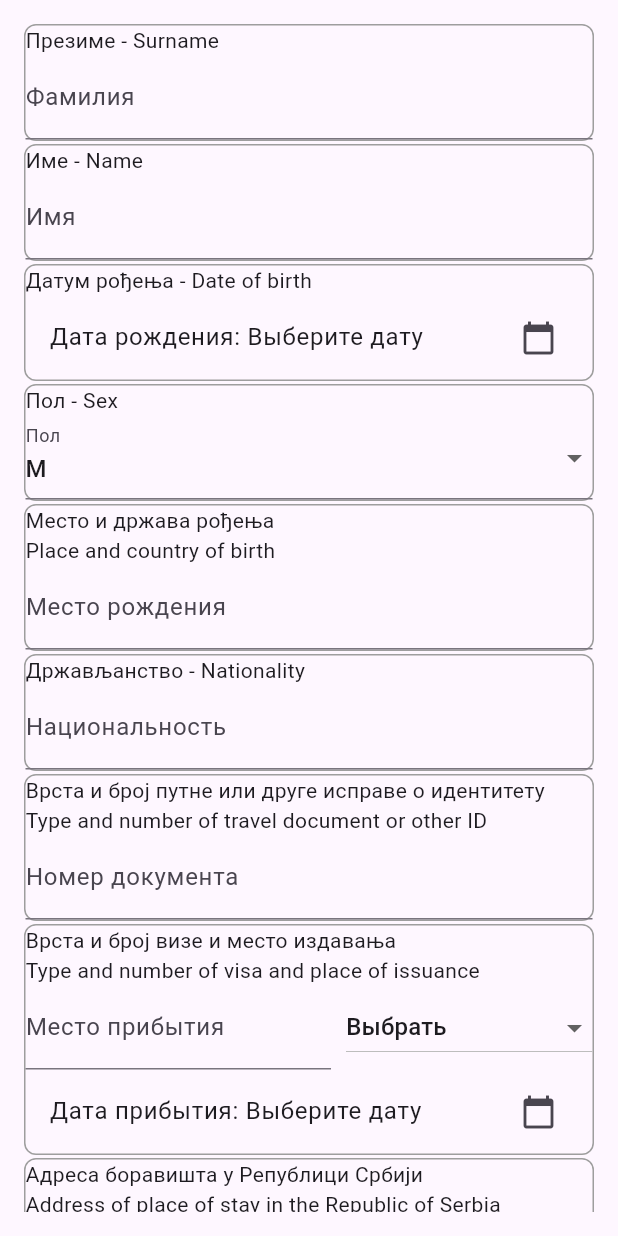
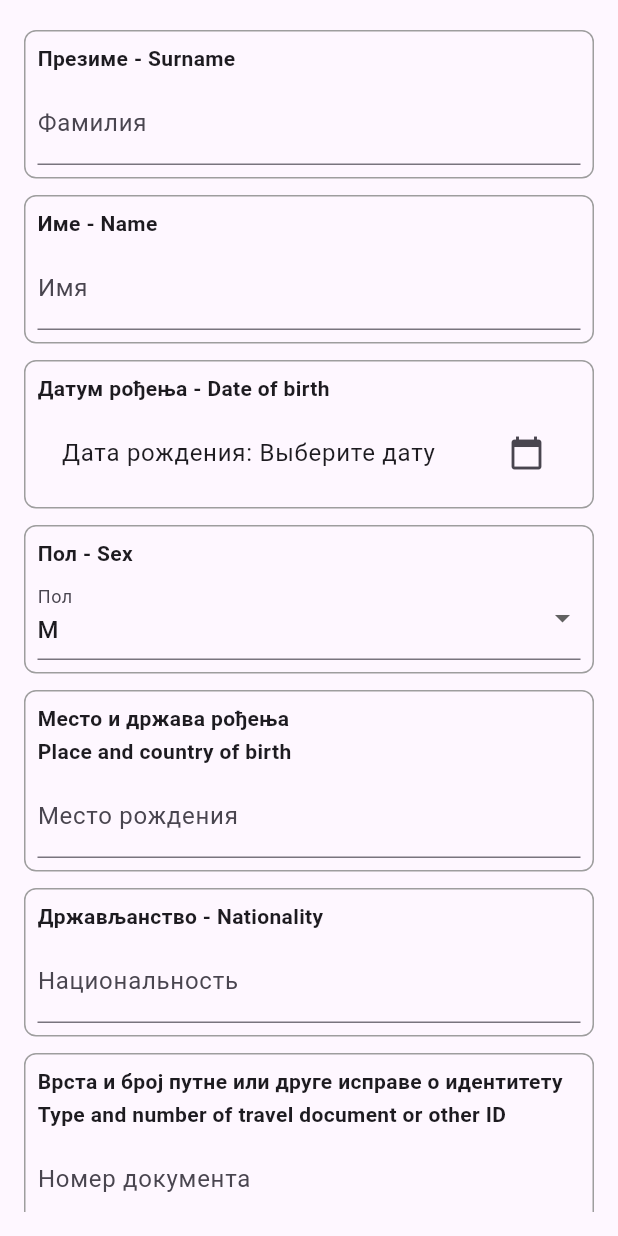
Before and after one commit to ialakey/srbguide, a Flutter app: the InformationForm screen opened directly, on a phone screen of 412 x 824 dp. Run offline on Flutter 3.47's test engine with Material 3 defaults, Android fonts, the phone set to English and light mode, and no system bars; our stand-ins replace another_flushbar, open_file, share, shared_preferences, webview_flutter; missing offline and left inert: add_2_calendar, docx_template; accounts and stored records are empty.

Commit message:
add style for white cardboard

```diff
--- a/lib/screens/calculator.dart
+++ b/lib/screens/calculator.dart
@@ -134,14 +134,25 @@ class _VisaFreeCalculatorState extends State<VisaFreeCalculator> {
             ListTile(
               title: Text(
                 'Выберите день въезда в Сербию:',
+                style: TextStyle(
+                  fontSize: 18.0,
+                  fontWeight: FontWeight.bold,
+                ),
               ),
               trailing: Icon(Icons.calendar_today),
               onTap: () async {
                 _selectEntryDate(context);
               },
             ),
-            Text('Осталось дней: $remainingDays\n'
-                'Вы должны покинуть Сербию до: ${exitDate != null ? exitDate!.toString().split(' ')[0] : 'Выберите дату'}'),
+            SizedBox(height: 10),
+            Text(
+              'Осталось дней: $remainingDays\n'
+                  'Вы должны покинуть Сербию до: ${exitDate != null ? exitDate!.toString().split(' ')[0] : 'Выберите дату'}',
+              style: TextStyle(
+                fontSize: 16.0,
+                fontWeight: FontWeight.w500,
+              ),
+            ),
           ],
         ),
       ),
--- a/lib/screens/white_cardboard.dart
+++ b/lib/screens/white_cardboard.dart
@@ -179,19 +179,9 @@ class _InformationFormState extends State<InformationForm> {
           key: _formKey,
           child: ListView(
             children: [
-              Container(
-                decoration: BoxDecoration(
-                  border: Border.all(
-                    color: Colors.grey,
-                    width: 1.0,
-                  ),
-                  borderRadius: BorderRadius.circular(8.0),
-                ),
-                child: Column(
-                crossAxisAlignment: CrossAxisAlignment.start,
-                children: [
-                  Text('Презиме - Surname'),
-                  TextFormField(
+              _buildTextFormFieldContainer(
+                labelText: 'Презиме - Surname',
+                child: TextFormField(
                   controller: _surnameController,
                   decoration: InputDecoration(labelText: 'Фамилия'),
                   validator: (value) {
@@ -201,23 +191,11 @@ class _InformationFormState extends State<InformationForm> {
                     return null;
                   },
                 ),
-                  ]
               ),
-              ),
-              SizedBox(height: 2),
-              Container(
-                decoration: BoxDecoration(
-                  border: Border.all(
-                    color: Colors.grey,
-                    width: 1.0,
-                  ),
-                  borderRadius: BorderRadius.circular(8.0),
-                ),
-                child: Column(
-                    crossAxisAlignment: CrossAxisAlignment.start,
-                    children: [
-                      Text('Име - Name'),
-                      TextFormField(
+              SizedBox(height: 3),
+              _buildTextFormFieldContainer(
+                labelText: 'Име - Name',
+                child: TextFormField(
                   controller: _nameController,
                   decoration: InputDecoration(labelText: 'Имя'),
                   validator: (value) {
@@ -227,22 +205,11 @@ class _InformationFormState extends State<InformationForm> {
                     return null;
                   },
                 ),
-                    ]
               ),
-              ),
-              SizedBox(height: 2),
-              Container(
-                decoration: BoxDecoration(
-                  border: Border.all(
-                    color: Colors.grey,
-                    width: 1.0,
-                  ),
-                  borderRadius: BorderRadius.circular(8.0),
-                ),
-                child: Column(
-                    crossAxisAlignment: CrossAxisAlignment.start,
-                    children: [
-                      Text('Датум рођења - Date of birth'),
+              SizedBox(height: 3),
+              _buildTextFormFieldContainer(
+                labelText: 'Датум рођења - Date of birth',
+                child:
                 ListTile(
                   title: Text(
                     'Дата рождения: ${_dateOfBirth != null ? _dateOfBirth!.toString().split(' ')[0] : 'Выберите дату'}',
@@ -262,22 +229,11 @@ class _InformationFormState extends State<InformationForm> {
                     }
                   },
                 ),
-                    ]
               ),
-              ),
-              SizedBox(height: 2),
-              Container(
-                decoration: BoxDecoration(
-                  border: Border.all(
-                    color: Colors.grey,
-                    width: 1.0,
-                  ),
-                  borderRadius: BorderRadius.circular(8.0),
-                ),
-                child: Column(
-                    crossAxisAlignment: CrossAxisAlignment.start,
-                    children: [
-                      Text('Пол - Sex'),
+              SizedBox(height: 3),
+              _buildTextFormFieldContainer(
+                labelText: 'Пол - Sex',
+                child:
                   DropdownButtonFormField<String>(
                     value: _gender,
                     items: _genderOptions.map((String value) {
@@ -295,88 +251,46 @@ class _InformationFormState extends State<InformationForm> {
                     },
                     decoration: InputDecoration(labelText: 'Пол'),
                   ),
-                    ]
               ),
-              ),
-              SizedBox(height: 2),
-              Container(
-                decoration: BoxDecoration(
-                  border: Border.all(
-                    color: Colors.grey,
-                    width: 1.0,
-                  ),
-                  borderRadius: BorderRadius.circular(8.0),
-                ),
-                child: Column(
-                    crossAxisAlignment: CrossAxisAlignment.start,
-                    children: [
-                      Text('Место и држава рођења'),
-                      Text('Place and country of birth'),
+              SizedBox(height: 3),
+              _buildTextFormFieldContainer2(
+                labelText: 'Место и држава рођења',
+                labelText2: 'Place and country of birth',
+                child:
                 TextFormField(
                   controller: _placeOfBirthController,
                   decoration: InputDecoration(labelText: 'Место рождения'),
                   maxLines: null,
                   keyboardType: TextInputType.multiline,
                 ),
-                    ]
               ),
-              ),
-              SizedBox(height: 2),
-              Container(
-                decoration: BoxDecoration(
-                  border: Border.all(
-                    color: Colors.grey,
-                    width: 1.0,
-                  ),
-                  borderRadius: BorderRadius.circular(8.0),
-                ),
-                child: Column(
-                    crossAxisAlignment: CrossAxisAlignment.start,
-                    children: [
-                      Text('Држављанство - Nationality'),
+              SizedBox(height: 3),
+              _buildTextFormFieldContainer(
+                labelText: 'Држављанство - Nationality',
+                child:
                   TextFormField(
                     controller: _nationalityController,
                     decoration: InputDecoration(labelText: 'Национальность'),
                   ),
-                    ]
               ),
-              ),
-              SizedBox(height: 2),
-              Container(
-                decoration: BoxDecoration(
-                  border: Border.all(
-                    color: Colors.grey,
-                    width: 1.0,
-                  ),
-                  borderRadius: BorderRadius.circular(8.0),
-                ),
-                child: Column(
-                    crossAxisAlignment: CrossAxisAlignment.start,
-                    children: [
-                      Text('Врста и број путне или друге исправе о идентитету'),
-                      Text('Type and number of travel document or other ID'),
+              SizedBox(height: 3),
+              _buildTextFormFieldContainer2(
+                labelText: 'Врста и број путне или друге исправе о идентитету',
+                labelText2: 'Type and number of travel document or other ID',
+                child:
                   TextFormField(
                     keyboardType: TextInputType.number,
                     controller: _documentNumberController,
                     decoration: InputDecoration(labelText: 'Номер документа'),
                   ),
-                    ]
               ),
-              ),
-              SizedBox(height: 2),
-              Container(
-                decoration: BoxDecoration(
-                  border: Border.all(
-                    color: Colors.grey,
-                    width: 1.0,
-                  ),
-                  borderRadius: BorderRadius.circular(8.0),
-                ),
+              SizedBox(height: 3),
+              _buildTextFormFieldContainer3(
+                labelText1: 'Врста и број визе и место издавања',
+                labelText2: 'Type and number of visa and place of issuance',
                 child: Column(
                   crossAxisAlignment: CrossAxisAlignment.start,
                   children: [
-                      Text('Врста и број визе и место издавања'),
-                      Text('Type and number of visa and place of issuance'),
                     Row(
                       children: [
                         Expanded(
@@ -426,70 +340,38 @@ class _InformationFormState extends State<InformationForm> {
                         }
                       },
                     ),
-                    ]
+                  ],
                 ),
               ),
-              SizedBox(height: 2),
-              Container(
-                decoration: BoxDecoration(
-                  border: Border.all(
-                    color: Colors.grey,
-                    width: 1.0,
-                  ),
-                  borderRadius: BorderRadius.circular(8.0),
-                ),
-                child: Column(
-                    crossAxisAlignment: CrossAxisAlignment.start,
-                    children: [
-                      Text('Адреса боравишта у Републици Србији'),
-                      Text('Аddress of place of stay in the Republic of Serbia'),
+              SizedBox(height: 3),
+              _buildTextFormFieldContainer2(
+                labelText: 'Адреса боравишта у Републици Србији',
+                labelText2: 'Аddress of place of stay in the Republic of Serbia',
+                child:
                   TextFormField(
                     controller: _addressController,
                     decoration: InputDecoration(labelText: 'Адрес регистрации'),
                     maxLines: null,
                     keyboardType: TextInputType.multiline,
                   ),
-                    ]
               ),
-              ),
-              SizedBox(height: 2),
-              Container(
-                decoration: BoxDecoration(
-                  border: Border.all(
-                    color: Colors.grey,
-                    width: 1.0,
-                  ),
-                  borderRadius: BorderRadius.circular(8.0),
-                ),
-                child: Column(
-                    crossAxisAlignment: CrossAxisAlignment.start,
-                    children: [
-                      Text('Податак о станодавцу (презиме и име и ЈМБГ, односно назив правног лица или предузетника и ПИБ)'),
-                      Text('Surname, given name and personal identification number of the landlord/host ie, name of legal entity or entrepreneur and tax ID number).'),
+              SizedBox(height: 3),
+              _buildTextFormFieldContainer2(
+                labelText: 'Податак о станодавцу (презиме и име и ЈМБГ, односно назив правног лица или предузетника и ПИБ)',
+                labelText2: 'Surname, given name and personal identification number of the landlord/host ie, name of legal entity or entrepreneur and tax ID number).',
+                child:
                   TextFormField(
                     controller: _ownerInfoController,
                     decoration: InputDecoration(labelText: 'Информация о владельце'),
                     maxLines: null,
                     keyboardType: TextInputType.multiline,
                   ),
-                    ]
               ),
-              ),
-              SizedBox(height: 2),
-              Container(
-                decoration: BoxDecoration(
-                  border: Border.all(
-                    color: Colors.grey,
-                    width: 1.0,
-                  ),
-                  borderRadius: BorderRadius.circular(8.0),
-                ),
-                child: Column(
-                    crossAxisAlignment: CrossAxisAlignment.start,
-                    children: [
-                      Text('Датум пријаве'),
-                      Text('Date of registration'),
-                      ListTile(
+              SizedBox(height: 3),
+              _buildTextFormFieldContainer2(
+                labelText: 'Датум пријаве',
+                labelText2: 'Date of registration',
+                child:                       ListTile(
                   title: Text(
                     'Дата регистрации: ${_registrationDate != null ? _registrationDate!.toString().split(' ')[0] : 'Выберите дату'}',
                   ),
@@ -507,8 +389,6 @@ class _InformationFormState extends State<InformationForm> {
                       });
                     }
                   },
-                      ),
-                    ]
                 ),
               ),
               SizedBox(height: 20),
@@ -529,6 +409,102 @@ class _InformationFormState extends State<InformationForm> {
             ],
           ),
         ),
+      ),
+    );
+  }
+
+  Widget _buildTextFormFieldContainer({
+    required String labelText,
+    required Widget child,
+  }) {
+    return Container(
+      margin: EdgeInsets.symmetric(vertical: 4.0),
+      padding: EdgeInsets.all(8.0),
+      decoration: BoxDecoration(
+        border: Border.all(
+          color: Colors.grey,
+          width: 1.0,
+        ),
+        borderRadius: BorderRadius.circular(8.0),
+      ),
+      child: Column(
+        crossAxisAlignment: CrossAxisAlignment.start,
+        children: [
+          Text(
+            labelText,
+            style: TextStyle(fontWeight: FontWeight.bold),
+          ),
+          SizedBox(height: 5),
+          child,
+        ],
+      ),
+    );
+  }
+
+  Widget _buildTextFormFieldContainer2({
+    required String labelText,
+    required String labelText2,
+    required Widget child,
+  }) {
+    return Container(
+      margin: EdgeInsets.symmetric(vertical: 4.0),
+      padding: EdgeInsets.all(8.0),
+      decoration: BoxDecoration(
+        border: Border.all(
+          color: Colors.grey,
+          width: 1.0,
+        ),
+        borderRadius: BorderRadius.circular(8.0),
+      ),
+      child: Column(
+        crossAxisAlignment: CrossAxisAlignment.start,
+        children: [
+          Text(
+            labelText,
+            style: TextStyle(fontWeight: FontWeight.bold),
+          ),
+          SizedBox(height: 2),
+          Text(
+            labelText2,
+            style: TextStyle(fontWeight: FontWeight.bold),
+          ),
+          SizedBox(height: 5),
+          child,
+        ],
+      ),
+    );
+  }
+
+  Widget _buildTextFormFieldContainer3({
+    required String labelText1,
+    required String labelText2,
+    required Widget child,
+  }) {
+    return Container(
+      margin: EdgeInsets.symmetric(vertical: 4.0),
+      padding: EdgeInsets.all(8.0),
+      decoration: BoxDecoration(
+        border: Border.all(
+          color: Colors.grey,
+          width: 1.0,
+        ),
+        borderRadius: BorderRadius.circular(8.0),
+      ),
+      child: Column(
+        crossAxisAlignment: CrossAxisAlignment.start,
+        children: [
+          Text(
+            labelText1,
+            style: TextStyle(fontWeight: FontWeight.bold),
+          ),
+          SizedBox(height: 2),
+          Text(
+            labelText2,
+            style: TextStyle(fontWeight: FontWeight.bold),
+          ),
+          SizedBox(height: 5),
+          child,
+        ],
       ),
     );
   }
```
Lines whose indentation alone changed are shown as unchanged.
